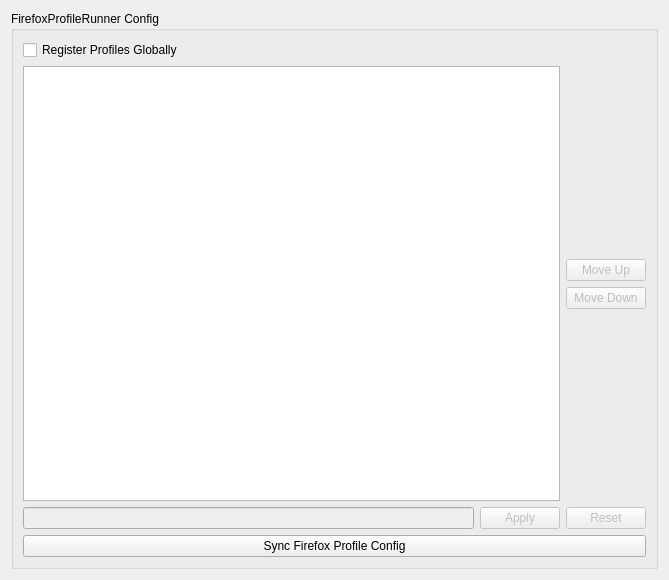
The window that src/config/firefoxprofilerunner_config.ui (alex1701c/krunner-firefox) describes before a commit, drawn with Qt 5.
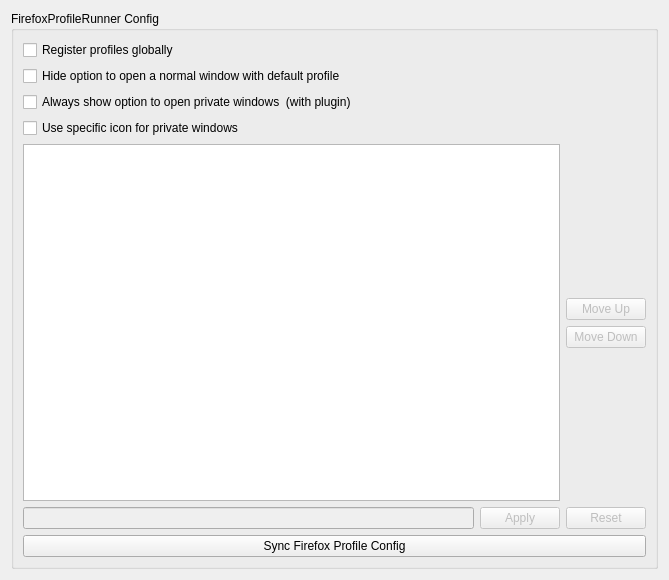
The same window after the commit.

Commit message: Add options to config dialog

```diff
--- a/src/config/firefoxprofilerunner_config.ui
+++ b/src/config/firefoxprofilerunner_config.ui
@@ -41,7 +41,28 @@
         <item>
          <widget class="QCheckBox" name="registerProfiles">
           <property name="text">
-           <string>Register Profiles Globally</string>
+           <string>Register profiles globally</string>
+          </property>
+         </widget>
+        </item>
+        <item>
+         <widget class="QCheckBox" name="hideDefaultProfile">
+          <property name="text">
+           <string>Hide option to open a normal window with default profile</string>
+          </property>
+         </widget>
+        </item>
+        <item>
+         <widget class="QCheckBox" name="showAlwaysPrivateWindows">
+          <property name="text">
+           <string>Always show option to open private windows  (with plugin)</string>
+          </property>
+         </widget>
+        </item>
+        <item>
+         <widget class="QCheckBox" name="showIconForPrivateWindow">
+          <property name="text">
+           <string>Use specific icon for private windows</string>
           </property>
          </widget>
         </item>
```
The commit also changes 3 other files.
